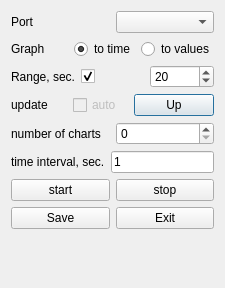
Old version of the form Recorder_for_MCU/info_dialog.ui in the repository new99/Recorder_for_MCU.
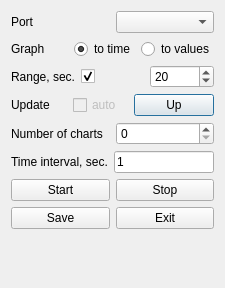
New version of the form.

The edit to the form file:
```diff
--- a/Recorder_for_MCU/info_dialog.ui
+++ b/Recorder_for_MCU/info_dialog.ui
@@ -106,7 +106,7 @@
           <bool>true</bool>
          </property>
          <property name="text">
-          <string>update</string>
+          <string>Update</string>
          </property>
         </widget>
        </item>
@@ -143,7 +143,7 @@
        <item>
         <widget class="QLabel" name="label_2">
          <property name="text">
-          <string>number of charts</string>
+          <string>Number of charts</string>
          </property>
         </widget>
        </item>
@@ -157,7 +157,7 @@
        <item>
         <widget class="QLabel" name="label_3">
          <property name="text">
-          <string>time interval, sec.</string>
+          <string>Time interval, sec.</string>
          </property>
         </widget>
        </item>
@@ -175,14 +175,14 @@
        <item>
         <widget class="QPushButton" name="start_pushButton">
          <property name="text">
-          <string>start</string>
+          <string>Start</string>
          </property>
         </widget>
        </item>
        <item>
         <widget class="QPushButton" name="stop_pushButton">
          <property name="text">
-          <string>stop</string>
+          <string>Stop</string>
          </property>
         </widget>
        </item>
```
